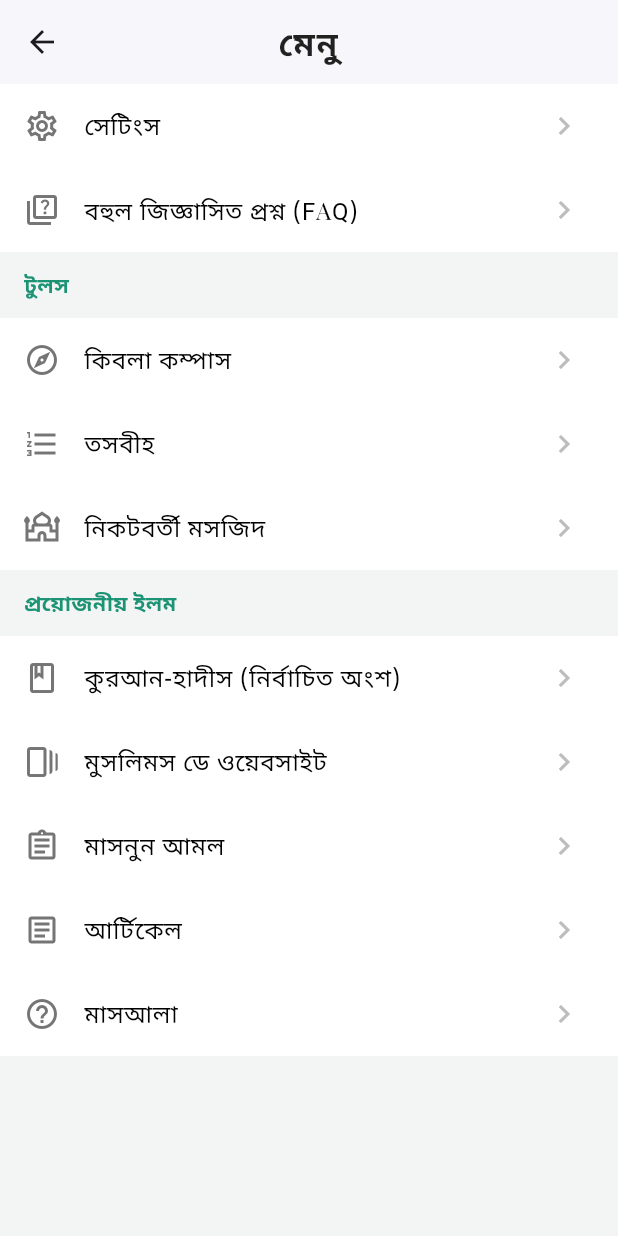
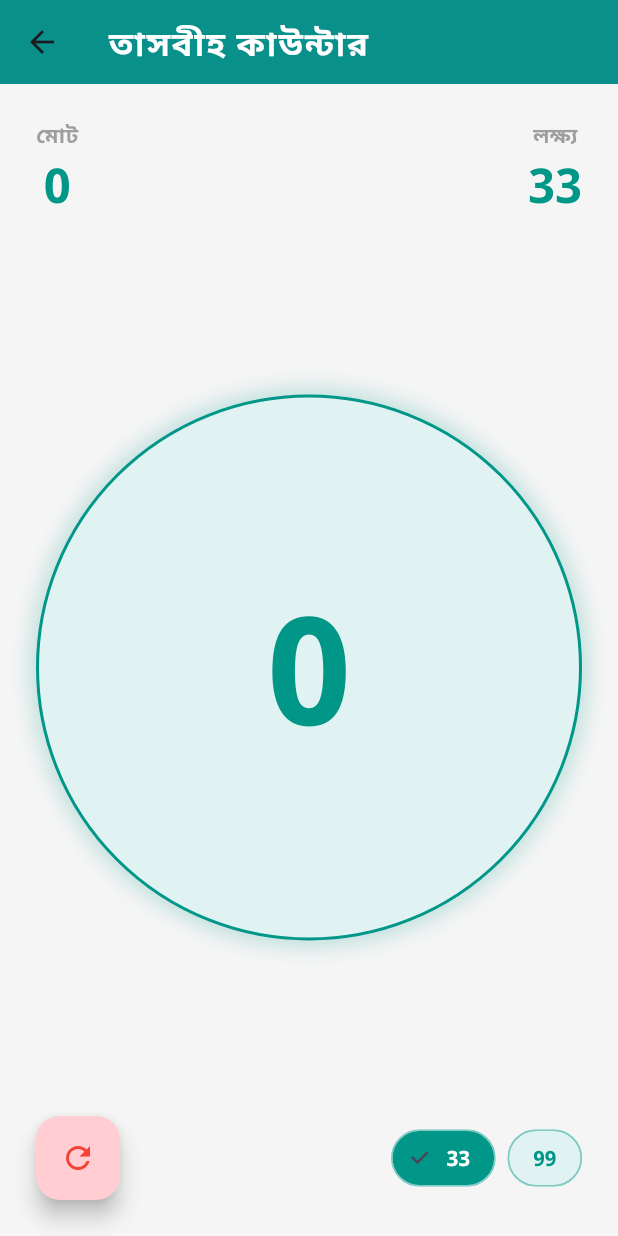
Before and after one commit to Tanvir-136/muslim_day, a Flutter app: the MenuScreen screen opened directly, after a tap on "তসবীহ", on a phone screen of 412 x 824 dp. Run offline on Flutter 3.47's test engine with Material 3 defaults, Android fonts, the phone set to English and light mode, and no system bars; our stand-ins replace adhan, flutter_compass, geolocator, google_fonts, hijri, shared_preferences; missing offline and left inert: quran; accounts and stored records are empty.

Commit message:
15::add qibla compass screen & tasbeeh screen

```diff
--- a/lib/screens/menu_screens.dart
+++ b/lib/screens/menu_screens.dart
@@ -1,6 +1,8 @@
 import 'package:flutter/material.dart';
 import 'package:google_fonts/google_fonts.dart';
+import 'qibla_compass.dart';
 import 'prayer_settings_page.dart';
+import 'tasbeeh.dart';
 
 class MenuScreen extends StatelessWidget {
   const MenuScreen({super.key});
@@ -48,9 +50,27 @@ class MenuScreen extends StatelessWidget {
           _buildMenuItem(
               icon: Icons.explore_outlined,
               title: 'কিবলা কম্পাস',
-              onTap: () {}),
+              onTap: () {
+                Navigator.push(
+                  context,
+                  MaterialPageRoute(
+                    builder: (context) => const QiblaCompassScreen(),
+                  ),
+                );
+              }),
           _buildMenuItem(
-              icon: Icons.format_list_numbered, title: 'তসবীহ', onTap: () {}),
+            icon: Icons.format_list_numbered,
+            title: 'তসবীহ',
+            onTap: () {
+              // Navigate to TasbeehCounterPage
+              Navigator.push(
+                context,
+                MaterialPageRoute(
+                  builder: (context) => const TasbeehCounterScreen(),
+                ),
+              );
+            },
+          ),
           _buildMenuItem(
               icon: Icons.mosque_outlined,
               title: 'নিকটবর্তী মসজিদ',
@@ -85,7 +105,8 @@ class MenuScreen extends StatelessWidget {
       padding: const EdgeInsets.symmetric(horizontal: 16.0, vertical: 12.0),
       child: Text(
         title,
-        style: GoogleFonts.notoSansBengali( // <-- ফন্ট আপডেট করা হয়েছে
+        style: GoogleFonts.notoSansBengali(
+          // <-- ফন্ট আপডেট করা হয়েছে
           color: Color(0xFF1D9375),
           fontWeight: FontWeight.bold,
           fontSize: 14,
@@ -105,7 +126,8 @@ class MenuScreen extends StatelessWidget {
         leading: Icon(icon, color: Colors.grey.shade600),
         title: Text(
           title,
-          style: GoogleFonts.notoSansBengali( // <-- ফন্ট আপডেট করা হয়েছে
+          style: GoogleFonts.notoSansBengali(
+            // <-- ফন্ট আপডেট করা হয়েছে
             color: Colors.black,
             fontSize: 16,
           ),
--- /dev/null
+++ b/lib/screens/tasbeeh.dart
@@ -0,0 +1,201 @@
+import 'package:flutter/material.dart';
+import 'package:flutter/services.dart'; // For haptic feedback (vibration)
+import 'package:shared_preferences/shared_preferences.dart';
+
+class TasbeehCounterScreen extends StatefulWidget {
+  const TasbeehCounterScreen({Key? key}) : super(key: key);
+
+  @override
+  _TasbeehCounterScreenState createState() => _TasbeehCounterScreenState();
+}
+
+class _TasbeehCounterScreenState extends State<TasbeehCounterScreen> {
+  int _currentCount = 0;
+  int _totalCount = 0;
+  int _targetCount = 33;
+
+  late SharedPreferences _prefs;
+
+  // Key for saving the total count
+  static const String _totalCountKey = 'tasbeeh_total_count';
+
+  @override
+  void initState() {
+    super.initState();
+    _loadTotalCount();
+  }
+
+  // Load the persistent total count from storage
+  Future<void> _loadTotalCount() async {
+    _prefs = await SharedPreferences.getInstance();
+    setState(() {
+      _totalCount = _prefs.getInt(_totalCountKey) ?? 0;
+    });
+  }
+
+  // Increment the count and save the total
+  Future<void> _incrementCount() async {
+    // Vibrate gently
+    HapticFeedback.lightImpact();
+
+    setState(() {
+      _currentCount++;
+      _totalCount++;
+    });
+
+    // Save the new total
+    await _prefs.setInt(_totalCountKey, _totalCount);
+
+    // Vibrate strongly when the target is reached
+    if (_currentCount == _targetCount) {
+      HapticFeedback.mediumImpact();
+    }
+  }
+
+  // Reset only the current session count
+  void _resetCurrentCount() {
+    setState(() {
+      _currentCount = 0;
+    });
+    HapticFeedback.heavyImpact();
+  }
+
+  // Set a new target and reset the current count
+  void _setTarget(int newTarget) {
+    setState(() {
+      _targetCount = newTarget;
+      _currentCount = 0; // Reset current count when target changes
+    });
+  }
+
+  @override
+  Widget build(BuildContext context) {
+    return Scaffold(
+      appBar: AppBar(
+        title: const Text("তাসবীহ কাউন্টার"), // পরিবর্তিত
+        backgroundColor: Colors.teal, // Match your app theme
+      ),
+      body: Column(
+        children: [
+          // --- Display Area ---
+          Container(
+            padding: const EdgeInsets.all(24.0),
+            child: Row(
+              mainAxisAlignment: MainAxisAlignment.spaceBetween,
+              children: [
+                _buildCountDisplay("মোট", _totalCount.toString()), // পরিবর্তিত
+                _buildCountDisplay("লক্ষ্য", _targetCount.toString()), // পরিবর্তিত
+              ],
+            ),
+          ),
+
+          // --- Main Tap Button ---
+          Expanded(
+            child: GestureDetector(
+              onTap: _incrementCount,
+              child: Container(
+                width: double.infinity,
+                margin: const EdgeInsets.symmetric(horizontal: 24.0, vertical: 16.0),
+                decoration: BoxDecoration(
+                  shape: BoxShape.circle,
+                  color: Colors.teal.shade50,
+                  border: Border.all(color: Colors.teal, width: 2),
+                  boxShadow: [
+                    BoxShadow(
+                      color: Colors.teal.withOpacity(0.2),
+                      blurRadius: 10,
+                      spreadRadius: 5,
+                    )
+                  ],
+                ),
+                child: Center(
+                  child: Text(
+                    _currentCount.toString(),
+                    style: const TextStyle(
+                      fontSize: 100,
+                      fontWeight: FontWeight.bold,
+                      color: Colors.teal,
+                    ),
+                  ),
+                ),
+              ),
+            ),
+          ),
+
+          // --- Controls Area ---
+          Padding(
+            padding: const EdgeInsets.all(24.0),
+            child: Row(
+              mainAxisAlignment: MainAxisAlignment.spaceBetween,
+              children: [
+                // Reset Button
+                FloatingActionButton(
+                  onPressed: _resetCurrentCount,
+                  backgroundColor: Colors.red.shade100,
+                  child: const Icon(Icons.refresh, color: Colors.red),
+                  heroTag: 'reset', // Unique hero tag
+                ),
+
+                // Target Buttons
+                Row(
+                  children: [
+                    _buildTargetChip(33),
+                    const SizedBox(width: 8),
+                    _buildTargetChip(99),
+                  ],
+                ),
+              ],
+            ),
+          ),
+        ],
+      ),
+    );
+  }
+
+  // Helper widget for displaying "Total" and "Target"
+  Widget _buildCountDisplay(String label, String value) {
+    return Column(
+      children: [
+        Text(
+          label.toUpperCase(),
+          style: const TextStyle(
+            fontSize: 14,
+            color: Colors.grey,
+            fontWeight: FontWeight.bold,
+          ),
+        ),
+        Text(
+          value,
+          style: const TextStyle(
+            fontSize: 32,
+            color: Colors.teal,
+            fontWeight: FontWeight.w600,
+          ),
+        ),
+      ],
+    );
+  }
+
+  // Helper widget for the 33/99 target chips
+  Widget _buildTargetChip(int target) {
+    bool isSelected = _targetCount == target;
+    return ChoiceChip(
+      label: Text('$target'),
+      selected: isSelected,
+      onSelected: (selected) {
+        if (selected) {
+          _setTarget(target);
+        }
+      },
+      selectedColor: Colors.teal,
+      labelStyle: TextStyle(
+        color: isSelected ? Colors.white : Colors.teal,
+        fontWeight: FontWeight.bold,
+      ),
+      backgroundColor: Colors.teal.shade50,
+      shape: StadiumBorder(
+        side: BorderSide(color: Colors.teal.shade200),
+      ),
+    );
+  }
+}
--- a/pubspec.yaml
+++ b/pubspec.yaml
@@ -18,6 +18,8 @@ dependencies:
   shared_preferences: ^2.2.3
   adhan: ^2.0.0-nullsafety.2
   hijri: ^3.0.0
+  flutter_compass: ^0.8.0
+  geolocator: ^12.0.0
   quran: ^1.2.4
   google_fonts: ^6.2.1
 
```
Also changed, not shown: lib/screens/qibla_compass.dart (added, +243 -0 lines), 5 other files.
